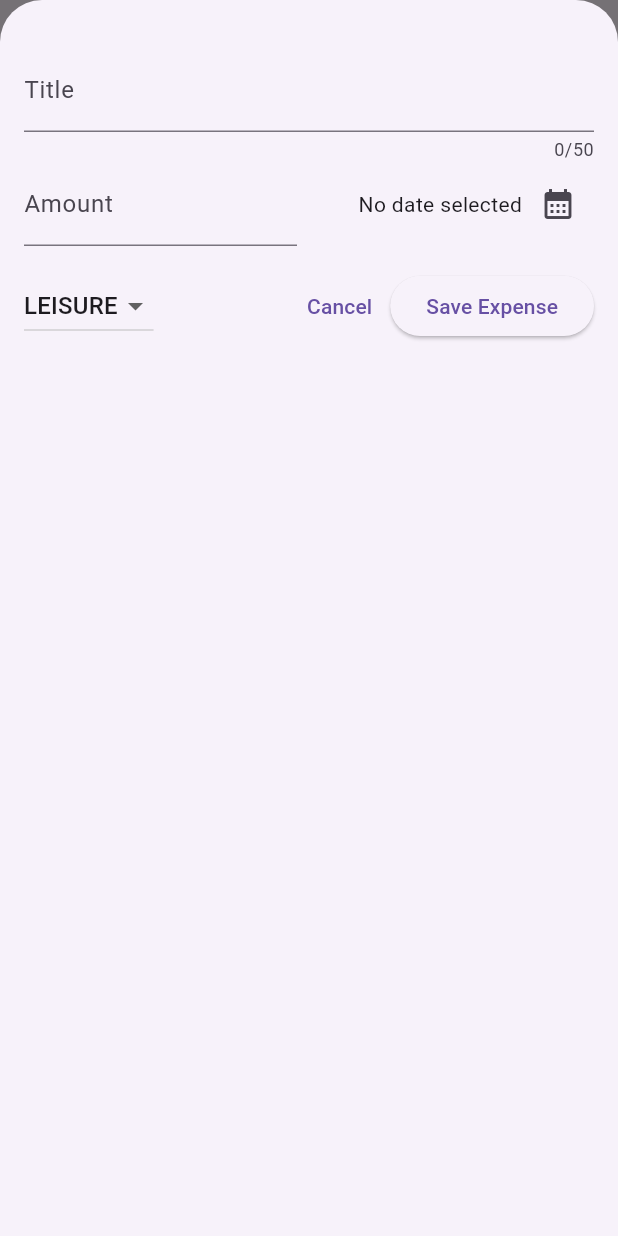
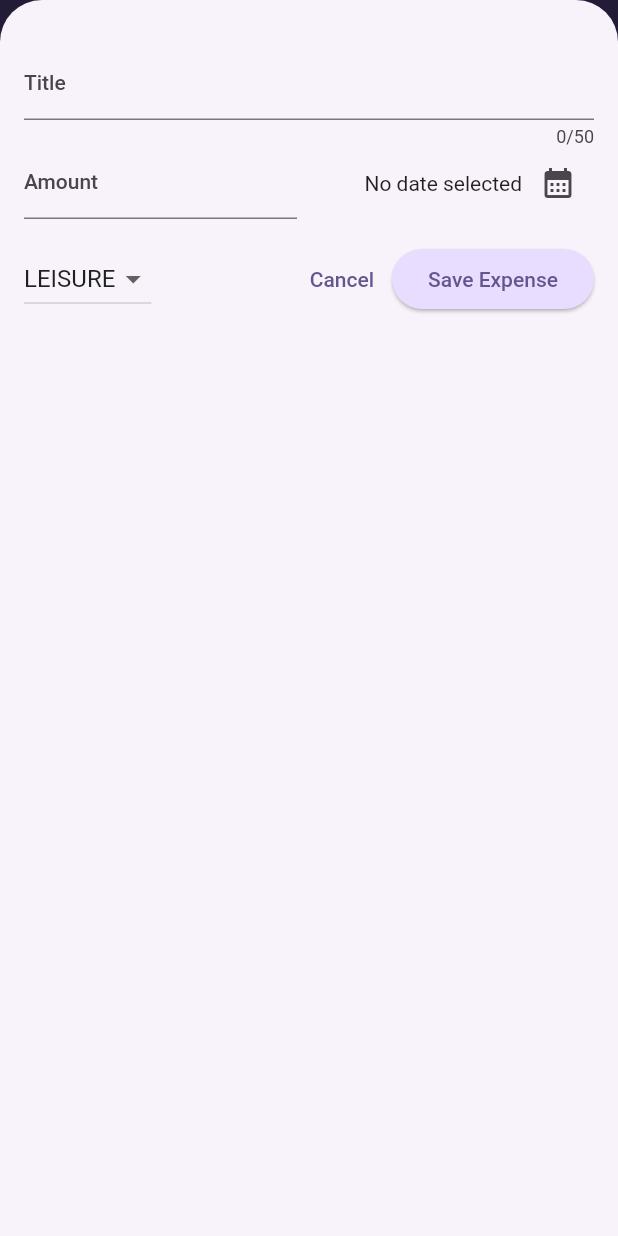
Before and after one commit to eml-bin/flutter-course-samples, a Flutter app: the screen it shows after launch, after a tap on the "add" icon, on a phone screen of 412 x 824 dp. Run offline on Flutter 3.47's test engine with Material 2 defaults, Android fonts, the phone set to English and light mode, and no system bars.

Commit message:
Finished Expenses Tracker App (interactive-app)

```diff
--- a/interactive_app/lib/main.dart
+++ b/interactive_app/lib/main.dart
@@ -2,11 +2,71 @@
 
 import 'package:interactive_app/widgets/expenses.dart';
 
+// Start with `k` its just a convention
+var kColorScheme = ColorScheme.fromSeed(
+  seedColor: const Color.fromARGB(255, 96, 59, 181),
+);
+
+var kDarkColorScheme = ColorScheme.fromSeed(
+  brightness: Brightness.dark,
+  seedColor: const Color.fromARGB(255, 5, 99, 125),
+);
+
 void main() {
   runApp(
     MaterialApp(
-      // You can use a theme property in Material App
-      theme: ThemeData(useMaterial3: true),
+      // Theme property in Material App
+      // Allows to set a global configuration style for multiple Widgets
+      //  * colors
+      //  * subthemes
+      //  * etc
+      darkTheme: ThemeData.dark().copyWith(
+        useMaterial3: true,
+        colorScheme: kDarkColorScheme,
+        cardTheme: const CardTheme().copyWith(
+          color: kDarkColorScheme.secondaryContainer,
+          margin: const EdgeInsets.symmetric(
+            horizontal: 16,
+            vertical: 6,
+          ),
+        ),
+        elevatedButtonTheme: ElevatedButtonThemeData(
+          style: ElevatedButton.styleFrom(
+            backgroundColor: kDarkColorScheme.primaryContainer,
+            foregroundColor: kDarkColorScheme.onPrimaryContainer
+          ),
+        ),
+      ),
+      theme: ThemeData().copyWith(
+        // copyWith method, get some default theme settings
+        useMaterial3: true,
+        colorScheme: kColorScheme, // Define some colors (palette)
+        appBarTheme: const AppBarTheme().copyWith(
+          backgroundColor: kColorScheme.onPrimaryContainer,
+          foregroundColor: kColorScheme.primaryContainer,
+        ),
+        cardTheme: const CardTheme().copyWith(
+          color: kColorScheme.secondaryContainer,
+          margin: const EdgeInsets.symmetric(
+            horizontal: 16,
+            vertical: 6,
+          ),
+        ),
+        elevatedButtonTheme: ElevatedButtonThemeData(
+          style: ElevatedButton.styleFrom(
+            backgroundColor: kColorScheme.primaryContainer,
+          ),
+        ),
+        textTheme: ThemeData().textTheme.copyWith(
+              titleLarge: TextStyle(
+                fontWeight: FontWeight.bold,
+                color: kColorScheme.onSecondaryContainer,
+                fontSize: 14,
+              ),
+            ),
+      ),
+
+      // themeMode: ThemeMode.system, // default value is system
       home: const Expenses(),
     ),
   );
--- a/interactive_app/lib/models/expense.dart
+++ b/interactive_app/lib/models/expense.dart
@@ -24,7 +24,8 @@
     required this.amount,
     required this.date,
     required this.category,
-  }) : id = uuid.v4(); // initialize a parameter that not receives in constructor
+  }) : id = uuid
+            .v4(); // initialize a parameter that not receives in constructor
 
   final String id;
   final String title;
@@ -37,3 +38,29 @@
     return formatter.format(date);
   }
 }
+
+class ExpenseBucket {
+  const ExpenseBucket({
+    required this.category,
+    required this.expenses,
+  });
+
+  ExpenseBucket.forCategory(List<Expense> allExpenses, this.category)
+      : expenses = allExpenses
+            .where((expense) => expense.category == category)
+            .toList();
+
+  final Category category;
+  final List<Expense> expenses;
+
+  double get totalExpenses {
+    double sum = 0;
+
+    // foreach
+    for (final expense in expenses) {
+      sum += expense.amount;
+    }
+
+    return sum;
+  }
+}
--- /dev/null
+++ b/interactive_app/lib/widgets/chart/chart.dart
@@ -0,0 +1,95 @@
+import 'package:flutter/material.dart';
+
+import 'package:interactive_app/widgets/chart/chart_bar.dart';
+import 'package:interactive_app/models/expense.dart';
+
+class Chart extends StatelessWidget {
+  const Chart({super.key, required this.expenses});
+
+  final List<Expense> expenses;
+
+  List<ExpenseBucket> get buckets {
+    return [
+      ExpenseBucket.forCategory(expenses, Category.food),
+      ExpenseBucket.forCategory(expenses, Category.leisure),
+      ExpenseBucket.forCategory(expenses, Category.travel),
+      ExpenseBucket.forCategory(expenses, Category.work),
+    ];
+  }
+
+  double get maxTotalExpense {
+    double maxTotalExpense = 0;
+
+    for (final bucket in buckets) {
+      if (bucket.totalExpenses > maxTotalExpense) {
+        maxTotalExpense = bucket.totalExpenses;
+      }
+    }
+
+    return maxTotalExpense;
+  }
+
+  @override
+  Widget build(BuildContext context) {
+    final isDarkMode =
+        MediaQuery.of(context).platformBrightness == Brightness.dark;
+    return Container(
+      margin: const EdgeInsets.all(16),
+      padding: const EdgeInsets.symmetric(
+        vertical: 16,
+        horizontal: 8,
+      ),
+      width: double.infinity,
+      height: 180,
+      decoration: BoxDecoration(
+        borderRadius: BorderRadius.circular(8),
+        gradient: LinearGradient(
+          colors: [
+            Theme.of(context).colorScheme.primary.withOpacity(0.3),
+            Theme.of(context).colorScheme.primary.withOpacity(0.0)
+          ],
+          begin: Alignment.bottomCenter,
+          end: Alignment.topCenter,
+        ),
+      ),
+      child: Column(
+        children: [
+          Expanded(
+            child: Row(
+              crossAxisAlignment: CrossAxisAlignment.end,
+              children: [
+                for (final bucket in buckets) // alternative to map()
+                  ChartBar(
+                    fill: bucket.totalExpenses == 0
+                        ? 0
+                        : bucket.totalExpenses / maxTotalExpense,
+                  )
+              ],
+            ),
+          ),
+          const SizedBox(height: 12),
+          Row(
+            children: buckets
+                .map(
+                  (bucket) => Expanded(
+                    child: Padding(
+                      padding: const EdgeInsets.symmetric(horizontal: 4),
+                      child: Icon(
+                        categoryIcons[bucket.category],
+                        color: isDarkMode
+                            ? Theme.of(context).colorScheme.secondary
+                            : Theme.of(context)
+                                .colorScheme
+                                .primary
+                                .withOpacity(0.7),
+                      ),
+                    ),
+                  ),
+                )
+                .toList(),
+          )
+        ],
+      ),
+    );
+  }
+}
--- /dev/null
+++ b/interactive_app/lib/widgets/chart/chart_bar.dart
@@ -0,0 +1,34 @@
+import 'package:flutter/material.dart';
+
+class ChartBar extends StatelessWidget {
+  const ChartBar({
+    super.key,
+    required this.fill,
+  });
+
+  final double fill;
+
+  @override
+  Widget build(BuildContext context) {
+    final isDarkMode =
+        MediaQuery.of(context).platformBrightness == Brightness.dark;
+    return Expanded(
+      child: Padding(
+        padding: const EdgeInsets.symmetric(horizontal: 4),
+        child: FractionallySizedBox(
+          heightFactor: fill,
+          child: DecoratedBox(
+            decoration: BoxDecoration(
+              shape: BoxShape.rectangle,
+              borderRadius:
+                  const BorderRadius.vertical(top: Radius.circular(8)),
+              color: isDarkMode
+                  ? Theme.of(context).colorScheme.secondary
+                  : Theme.of(context).colorScheme.primary.withOpacity(0.65),
+            ),
+          ),
+        ),
+      ),
+    );
+  }
+}
--- a/interactive_app/lib/widgets/expenses.dart
+++ b/interactive_app/lib/widgets/expenses.dart
@@ -1,4 +1,5 @@
 import 'package:flutter/material.dart';
+import 'package:interactive_app/widgets/chart/chart.dart';
 import 'package:interactive_app/widgets/expenses_list/expenses_list.dart';
 import 'package:interactive_app/models/expense.dart';
 import 'package:interactive_app/widgets/new_expense.dart';
@@ -43,7 +44,8 @@
     //    * The builder property normally expects a Widget builder function
     //        * ctx. It's the context for the overlay builder
     showModalBottomSheet(
-      isScrollControlled: true, // Make this overlay take the full abailable height
+      isScrollControlled:
+          true, // Make this overlay take the full abailable height
       context: context,
       builder: (ctx) => NewExpense(onAddExpense: _addExpense),
     );
@@ -55,8 +57,48 @@
     });
   }
 
+  void _removeExpense(Expense expense) {
+
+    final expenseIndex = _registeredExpenses.indexOf(expense);
+
+    setState(() {
+      _registeredExpenses.remove(expense);
+    });
+
+    ScaffoldMessenger.of(context).clearSnackBars();
+
+    // ScaffoldMessenger with showSnackBar, shows a info message on screen
+    ScaffoldMessenger.of(context).showSnackBar(
+      SnackBar(
+        duration: const Duration(seconds: 3),
+        content: const Text("Expense Deleted"),
+        action: SnackBarAction(
+          label: "Undo",
+          onPressed: () {
+            // Execute setState again with the undo item and use insert
+            // for respect the position item in list
+            setState(() {
+              _registeredExpenses.insert(expenseIndex, expense);
+            });
+          },
+        ),
+      ),
+    );
+  }
+
   @override
   Widget build(BuildContext context) {
+    Widget mainContent = const Center(
+      child: Text("Not expenses created. Add one"),
+    );
+
+    if (_registeredExpenses.isNotEmpty) {
+      mainContent = ExpensesList(
+        expenses: _registeredExpenses,
+        onRemoveExpense: _removeExpense,
+      );
+    }
+
     return Scaffold(
       // Scaffold Widget have this appBar property for configure a appBar (top-bar) in your app
       appBar: AppBar(
@@ -70,10 +112,8 @@
       ),
       body: Column(
         children: [
-          const Text('Chart'),
-          Expanded(
-            child: ExpensesList(expenses: _registeredExpenses),
-          ),
+          Chart(expenses: _registeredExpenses),
+          Expanded(child: mainContent),
         ],
       ),
     );
--- a/interactive_app/lib/widgets/expenses_list/expenses_item.dart
+++ b/interactive_app/lib/widgets/expenses_list/expenses_item.dart
@@ -15,8 +15,12 @@
           vertical: 16,
         ),
         child: Column(
+          crossAxisAlignment: CrossAxisAlignment.start,
           children: [
-            Text(expense.title),
+            Text(
+              expense.title,
+              style: Theme.of(context).textTheme.titleLarge,
+            ),
             const SizedBox(height: 4),
             Row(
               children: [
--- a/interactive_app/lib/widgets/expenses_list/expenses_list.dart
+++ b/interactive_app/lib/widgets/expenses_list/expenses_list.dart
@@ -4,9 +4,14 @@
 
 // Use for output/render a ExpensesList
 class ExpensesList extends StatelessWidget {
-  const ExpensesList({super.key, required this.expenses});
+  const ExpensesList({
+    super.key,
+    required this.expenses,
+    required this.onRemoveExpense,
+  });
 
   final List<Expense> expenses;
+  final void Function(Expense expense) onRemoveExpense;
 
   @override
   Widget build(BuildContext context) {
@@ -15,7 +20,21 @@
 
     return ListView.builder(
       itemCount: expenses.length,
-      itemBuilder: (ctx, index) => ExpenseItem(expenses[index]),
+      // Dismissible Widget allows to swipe the item
+      // this its a widget that uses the key unique value
+      itemBuilder: (ctx, index) => Dismissible(
+        key: ValueKey(expenses[index]),
+        background: Container(
+          color: Theme.of(context).colorScheme.error.withOpacity(0.75),
+          margin: EdgeInsets.symmetric(
+            horizontal: Theme.of(context).cardTheme.margin!.horizontal,
+          ),
+        ),
+        onDismissed: (direction) {
+          onRemoveExpense(expenses[index]);
+        },
+        child: ExpenseItem(expenses[index]),
+      ),
     );
   }
 }
```
Also changed, not shown: 2 other files.
